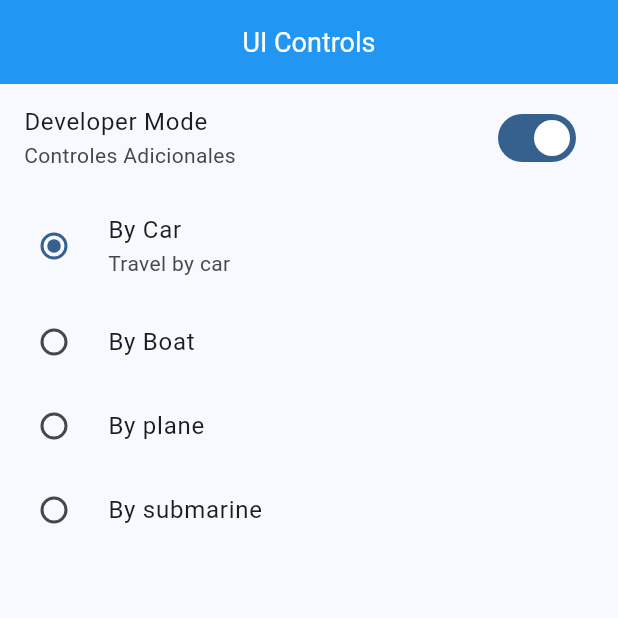
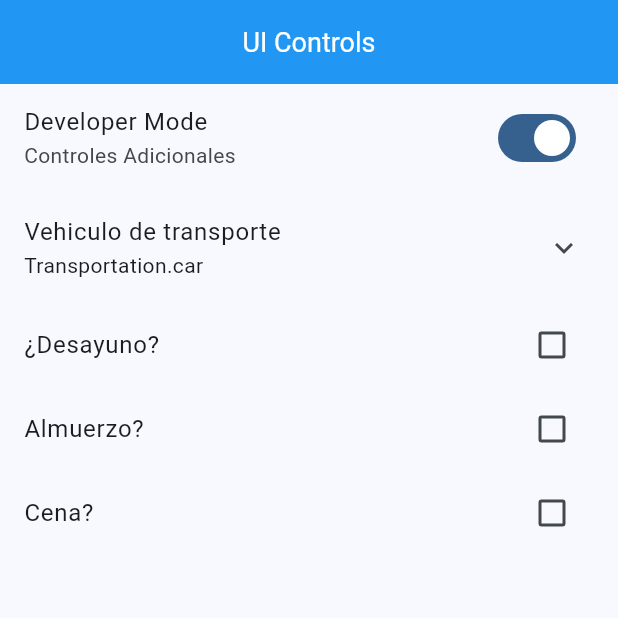
Before and after one commit to cadenaspm/widApp, a Flutter app: the UiControlsScreen screen opened by its route, on a phone screen of 412 x 824 dp, the top half of it. Run offline on Flutter 3.47's test engine with Material 3 defaults, Android fonts, the phone set to English and light mode, and no system bars; our stand-ins replace go_router.

Commit message:
ui screen finished

```diff
--- a/lib/presentation/screens/ui_controls/ui_controls_screen.dart
+++ b/lib/presentation/screens/ui_controls/ui_controls_screen.dart
@@ -1,9 +1,6 @@
-
-
 import 'package:flutter/material.dart';
 
 class UiControlsScreen extends StatelessWidget {
-
   static const name = 'ui_controls';
 
   const UiControlsScreen({super.key});
@@ -11,16 +8,13 @@ class UiControlsScreen extends StatelessWidget {
   @override
   Widget build(BuildContext context) {
     return Scaffold(
-      appBar: AppBar(
-        title: const Text('UI Controls'),
-      ),
+      appBar: AppBar(title: const Text('UI Controls')),
       body: _UiControlsView(),
     );
   }
 }
 
 class _UiControlsView extends StatefulWidget {
-
   @override
   State<_UiControlsView> createState() => _UiControlsViewState();
 }
@@ -28,9 +22,11 @@ class _UiControlsView extends StatefulWidget {
 enum Transportation { car, plane, boat, submarine }
 
 class _UiControlsViewState extends State<_UiControlsView> {
-
   bool isDeveloperMode = true;
   Transportation selectedTransportation = Transportation.car;
+  bool wantsBreakfast = false;
+  bool wantsLounch = false;
+  bool wantsDinner = false;
 
   @override
   Widget build(BuildContext context) {
@@ -46,6 +42,10 @@ class _UiControlsViewState extends State<_UiControlsView> {
           }),
         ),
 
+        ExpansionTile(
+          title: Text('Vehiculo de transporte'),
+          subtitle: Text('$selectedTransportation'),
+          children: [
             RadioListTile(
               value: Transportation.car,
               title: Text('By Car'),
@@ -78,7 +78,33 @@ class _UiControlsViewState extends State<_UiControlsView> {
               onChanged: (value) => setState(() {
                 selectedTransportation = Transportation.submarine;
               }),
-        )
+            ),
+          ],
+        ),
+
+        CheckboxListTile(
+          title: Text('¿Desayuno?'),
+          value: wantsBreakfast,
+          onChanged: (value) => setState(() {
+            wantsBreakfast = !wantsBreakfast;
+          })
+        ),
+
+        CheckboxListTile(
+          title: Text('Almuerzo?'),
+          value: wantsLounch,
+          onChanged: (value) => setState(() {
+            wantsLounch = !wantsLounch;
+          })
+        ),
+
+        CheckboxListTile(
+          title: Text('Cena?'),
+          value: wantsDinner,
+          onChanged: (value) => setState(() {
+            wantsDinner = !wantsDinner;
+          })
+        ),
       ],
     );
   }
```
Lines whose indentation alone changed are shown as unchanged.
